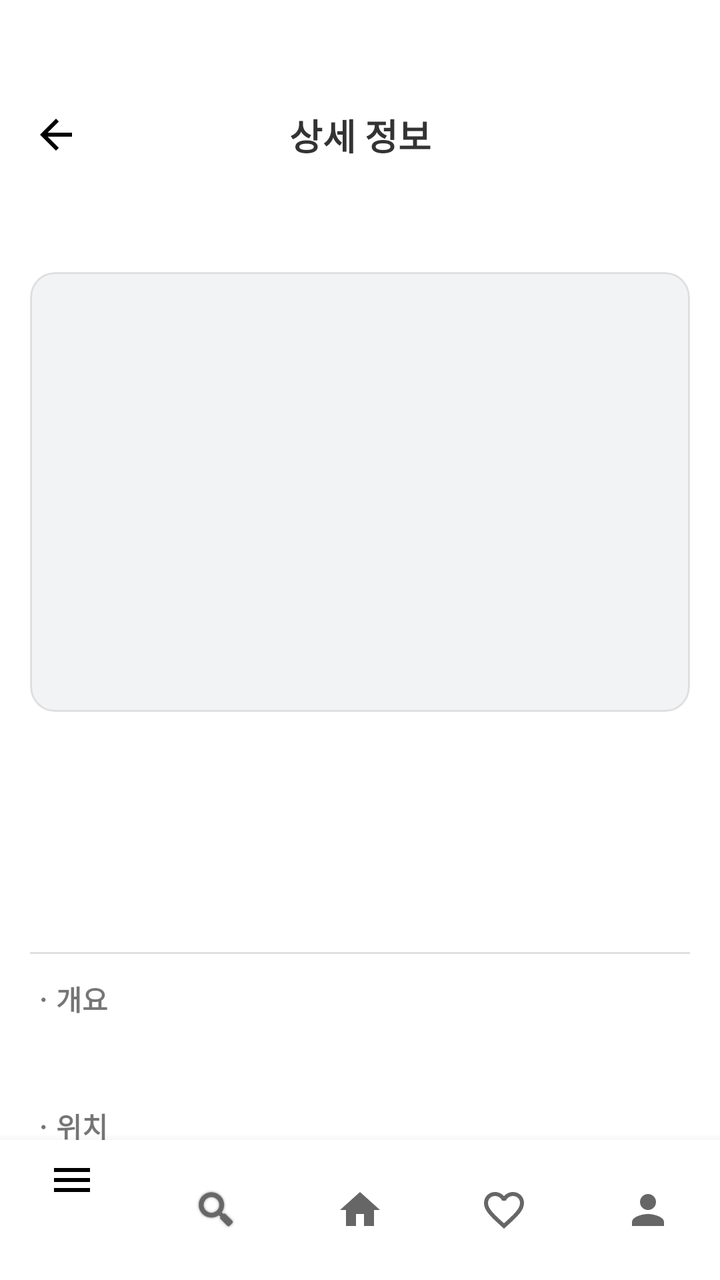
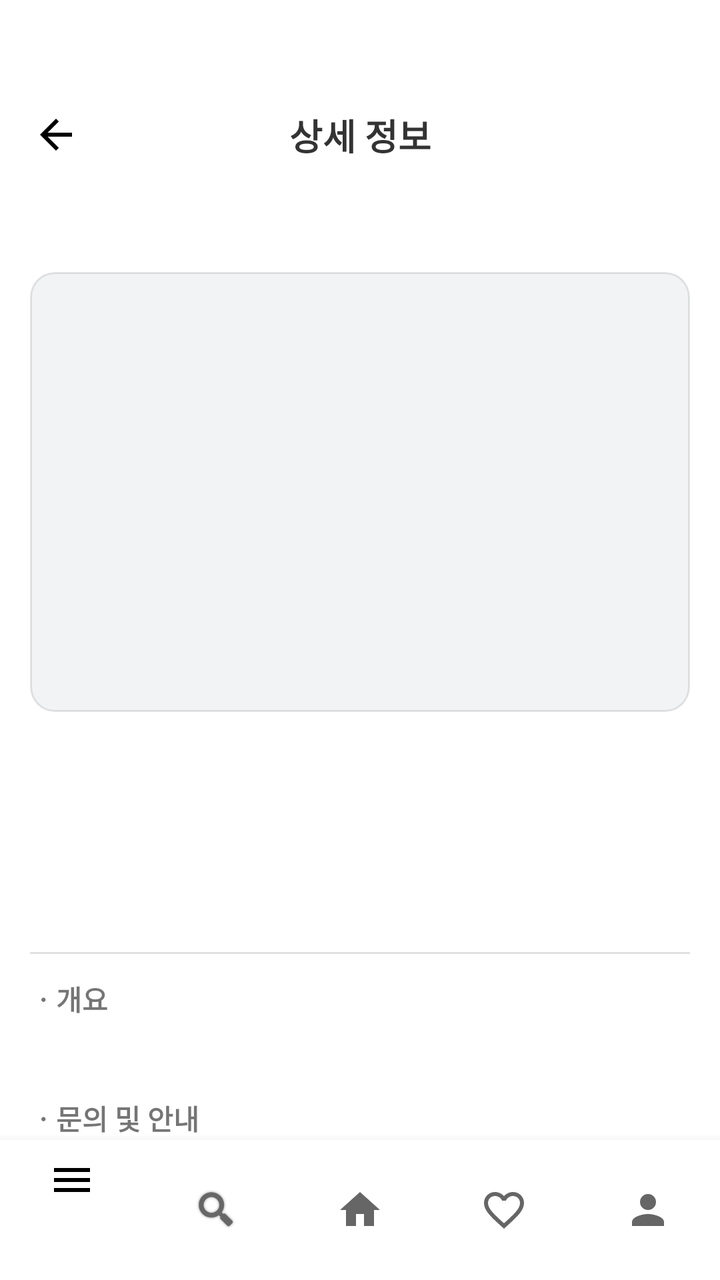

Two renders of the same Android screen: before a commit and after it. Below are the layout's source before the change and the commit's diff.
<!-- AndroidManifest.xml: application theme Theme.Localit -->
<!-- res/layout/activity_spot_detail.xml -->
<?xml version="1.0" encoding="utf-8"?>
<androidx.constraintlayout.widget.ConstraintLayout
    xmlns:android="http://schemas.android.com/apk/res/android"
    xmlns:app="http://schemas.android.com/apk/res-auto"
    android:layout_width="match_parent"
    android:layout_height="match_parent"
    android:background="#FFFFFF">

    
    <LinearLayout
        android:id="@+id/topBar"
        android:layout_width="0dp"
        android:layout_height="85dp"
        android:background="#FFFFFF"
        android:orientation="horizontal"
        android:gravity="center_vertical"
        android:paddingLeft="16dp"
        android:paddingEnd="16dp"
        app:layout_constraintTop_toTopOf="parent"
        app:layout_constraintStart_toStartOf="parent"
        app:layout_constraintEnd_toEndOf="parent">

        <ImageView
            android:id="@+id/btnBack"
            android:layout_width="24dp"
            android:layout_height="24dp"
            android:layout_marginTop="25dp"
            android:src="@drawable/ic_arrow_back"
            android:background="?attr/selectableItemBackgroundBorderless"
            android:clickable="true"
            android:focusable="true" />

        <TextView
            android:id="@+id/textRegionTitle"
            android:layout_width="0dp"
            android:layout_height="wrap_content"
            android:layout_weight="1"
            android:text="상세 정보"
            android:layout_marginTop="25dp"
            android:textSize="18sp"
            android:textStyle="bold"
            android:textColor="#333333"
            android:gravity="center" />

        <View
            android:layout_width="24dp"
            android:layout_height="24dp" />
    </LinearLayout>

    
    <androidx.core.widget.NestedScrollView
        android:id="@+id/scrollView"
        android:layout_width="0dp"
        android:layout_height="0dp"
        android:fillViewport="true"
        android:paddingStart="15dp"
        android:paddingEnd="15dp"
        app:layout_constraintTop_toBottomOf="@id/topBar"
        app:layout_constraintBottom_toTopOf="@id/nav_view"
        app:layout_constraintStart_toStartOf="parent"
        app:layout_constraintEnd_toEndOf="parent">

        <LinearLayout
            android:layout_width="match_parent"
            android:layout_height="wrap_content"
            android:orientation="vertical">

            
            <TextView
                android:id="@+id/textTitle"
                android:layout_width="match_parent"
                android:layout_height="wrap_content"
                android:layout_marginTop="12dp"
                android:textSize="20sp"
                android:textStyle="bold"
                android:textColor="#222" />

            
            <ImageView
                android:id="@+id/imageMain"
                android:layout_width="match_parent"
                android:layout_height="220dp"
                android:layout_marginTop="12dp"
                android:scaleType="centerCrop"
                android:clipToOutline="true"
                android:background="@drawable/bg_image_round"
                android:contentDescription="@string/app_name"/>

            
            <androidx.recyclerview.widget.RecyclerView
                android:id="@+id/recyclerGallery"
                android:layout_width="match_parent"
                android:layout_height="100dp"
                android:layout_marginTop="8dp"
                android:overScrollMode="never"/>

            
            <View
                android:layout_width="match_parent"
                android:layout_height="1dp"
                android:layout_marginTop="12dp"
                android:background="#E0E0E0" />

            
            <TextView
                android:layout_width="wrap_content"
                android:layout_height="wrap_content"
                android:layout_marginTop="12dp"
                android:text="ㆍ개요"
                android:textStyle="bold" />
            <TextView
                android:id="@+id/textOverview"
                style="@style/TextMultiline"
                android:layout_width="match_parent"
                android:layout_height="wrap_content"
                android:layout_marginTop="12dp"
                android:textColor="#444"
                android:lineSpacingExtra="4dp" />

            
            <TextView
                android:layout_width="wrap_content"
                android:layout_height="wrap_content"
                android:layout_marginTop="12dp"
                android:text="ㆍ위치"
                android:textStyle="bold" />
            <TextView
                android:id="@+id/textAddr"
                android:layout_width="match_parent"
                android:layout_height="wrap_content"
                android:paddingStart="15dp"
                android:textColor="#444" />

            
            <TextView
                android:id="@+id/labelZip"
                android:layout_width="wrap_content"
                android:layout_height="wrap_content"
                android:layout_marginTop="8dp"
                android:text="ㆍ우편번호"
                android:textStyle="bold"
                android:visibility="gone"/>
            <TextView
                android:id="@+id/textZipcode"
                android:layout_width="match_parent"
                android:layout_height="wrap_content"
                android:paddingStart="15dp"
                android:textColor="#444"
                android:visibility="gone"/>

            
            <TextView
                android:layout_width="wrap_content"
                android:layout_height="wrap_content"
                android:text="ㆍ문의 및 안내"
                android:textStyle="bold"
                android:layout_marginTop="8dp"/>
            <TextView
                android:id="@+id/textTel"
                style="@style/TextMultiline"
                android:layout_width="match_parent"
                android:layout_height="wrap_content"
                android:paddingStart="15dp"
                android:textColor="#444"/>

            
            <TextView
                android:layout_width="wrap_content"
                android:layout_height="wrap_content"
                android:text="ㆍ휴일"
                android:textStyle="bold"
                android:layout_marginTop="8dp"/>
            <TextView
                android:id="@+id/textRestdate"
                android:layout_width="match_parent"
                android:layout_height="wrap_content"
                android:paddingStart="15dp"
                android:textColor="#444"/>

            
            <TextView
                android:layout_width="wrap_content"
                android:layout_height="wrap_content"
                android:text="ㆍ이용시간"
                android:textStyle="bold"
                android:layout_marginTop="8dp"/>
            <TextView
                android:id="@+id/textUsetime"
                style="@style/TextMultiline"
                android:layout_width="match_parent"
                android:layout_height="wrap_content"
                android:paddingStart="15dp"
                android:singleLine="false"
                android:ellipsize="none"
                android:scrollHorizontally="false"
                android:textColor="#444"/>

            
            <TextView
                android:layout_width="wrap_content"
                android:layout_height="wrap_content"
                android:text="ㆍ주차"
                android:textStyle="bold"
                android:layout_marginTop="8dp"/>
            <TextView
                android:id="@+id/textParking"
                android:layout_width="match_parent"
                android:layout_height="wrap_content"
                android:paddingStart="15dp"
                android:textColor="#444"/>

            
            <TextView
                android:layout_width="wrap_content"
                android:layout_height="wrap_content"
                android:text="ㆍ입장료"
                android:textStyle="bold"
                android:layout_marginTop="8dp"/>
            <TextView
                android:id="@+id/textUsefee"
                android:layout_width="match_parent"
                android:layout_height="wrap_content"
                android:paddingStart="15dp"
                android:textColor="#444"/>

            
            <View
                android:layout_width="match_parent"
                android:layout_height="1dp"
                android:layout_marginTop="12dp"
                android:background="#E0E0E0" />

            
            <com.naver.maps.map.MapView
                android:id="@+id/mapView"
                android:layout_width="match_parent"
                android:layout_height="250dp"
                android:layout_marginTop="12dp"
                android:layout_marginBottom="20dp"/>
        </LinearLayout>
    </androidx.core.widget.NestedScrollView>

    
    <com.google.android.material.bottomnavigation.BottomNavigationView
        android:id="@+id/nav_view"
        android:layout_width="0dp"
        android:layout_height="70dp"
        android:background="?android:attr/windowBackground"
        app:layout_constraintBottom_toBottomOf="parent"
        app:layout_constraintStart_toStartOf="parent"
        app:layout_constraintEnd_toEndOf="parent"
        app:menu="@menu/bottom_nav_menu" />

</androidx.constraintlayout.widget.ConstraintLayout>
<!-- resources referenced by this layout -->
<resources>
  <!-- drawable bg_image_round (drawable) -->
  <?xml version="1.0" encoding="utf-8"?>
  <shape xmlns:android="http://schemas.android.com/apk/res/android"
      android:shape="rectangle">
      <solid android:color="#F2F3F5"/>
      
      <corners android:radius="12dp"/>
      
      <stroke
          android:width="1dp"
          android:color="#1A000000"/>
  </shape>
  <!-- drawable ic_arrow_back (drawable) -->
  <vector xmlns:android="http://schemas.android.com/apk/res/android"
      android:width="24dp" android:height="24dp"
      android:viewportWidth="24" android:viewportHeight="24">
      <path
          android:fillColor="#FF000000"
          android:pathData="M20,11H7.83l5.59,-5.59L12,4l-8,8 8,8 1.41,-1.41L7.83,13H20v-2z"/>
  </vector>
  <string name="app_name">Localit</string>
  <style name="TextMultiline">
          <item name="android:singleLine">false</item>
          <item name="android:ellipsize">none</item>
          <item name="android:scrollHorizontally">false</item>
      </style>
  <style name="Theme.Localit" parent="Theme.MaterialComponents.DayNight.NoActionBar">
          
          <item name="colorPrimary">#000000</item> 
  
          <item name="colorPrimaryVariant">#6B8E6B</item>
          <item name="colorOnPrimary">#333333</item>
          <item name="android:statusBarColor">@android:color/white</item>
          <item name="android:windowLightStatusBar">true</item>
  
      </style>
</resources>

<!-- the commit's change to res/layout/activity_spot_detail.xml (unified diff, before → after) -->
@@ -121,37 +121,6 @@
             <TextView
                 android:layout_width="wrap_content"
                 android:layout_height="wrap_content"
-                android:layout_marginTop="12dp"
-                android:text="ㆍ위치"
-                android:textStyle="bold" />
-            <TextView
-                android:id="@+id/textAddr"
-                android:layout_width="match_parent"
-                android:layout_height="wrap_content"
-                android:paddingStart="15dp"
-                android:textColor="#444" />
-
-            
-            <TextView
-                android:id="@+id/labelZip"
-                android:layout_width="wrap_content"
-                android:layout_height="wrap_content"
-                android:layout_marginTop="8dp"
-                android:text="ㆍ우편번호"
-                android:textStyle="bold"
-                android:visibility="gone"/>
-            <TextView
-                android:id="@+id/textZipcode"
-                android:layout_width="match_parent"
-                android:layout_height="wrap_content"
-                android:paddingStart="15dp"
-                android:textColor="#444"
-                android:visibility="gone"/>
-
-            
-            <TextView
-                android:layout_width="wrap_content"
-                android:layout_height="wrap_content"
                 android:text="ㆍ문의 및 안내"
                 android:textStyle="bold"
                 android:layout_marginTop="8dp"/>
@@ -229,6 +198,20 @@
                 android:layout_height="1dp"
                 android:layout_marginTop="12dp"
                 android:background="#E0E0E0" />
+
+            
+            <TextView
+                android:layout_width="wrap_content"
+                android:layout_height="wrap_content"
+                android:layout_marginTop="12dp"
+                android:text="ㆍ위치"
+                android:textStyle="bold" />
+            <TextView
+                android:id="@+id/textAddr"
+                android:layout_width="match_parent"
+                android:layout_height="wrap_content"
+                android:paddingStart="15dp"
+                android:textColor="#444" />
 
             
             <com.naver.maps.map.MapView
